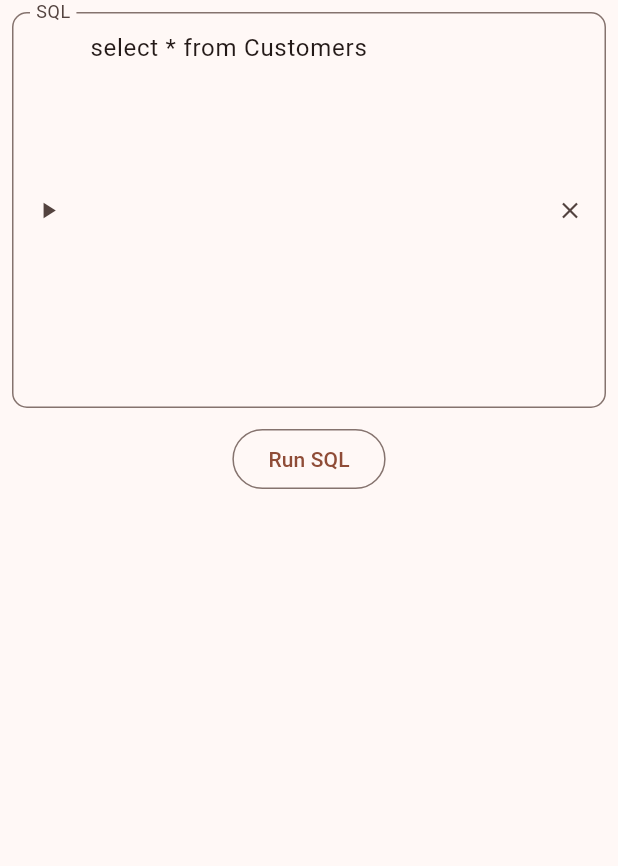
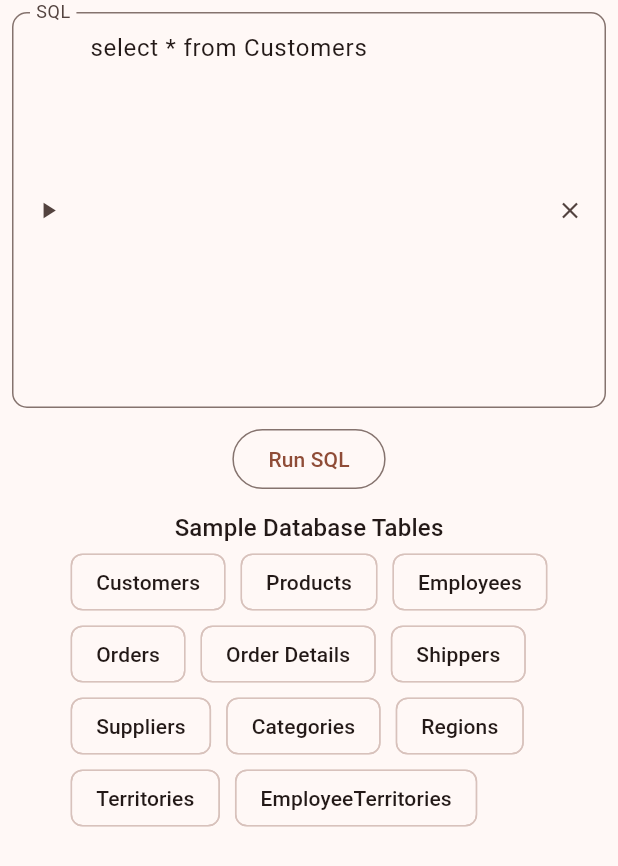
Before and after one commit to Jiyeopkim/flutter_dev, a Flutter app: the ExecScn screen opened by its route, on a phone screen of 412 x 824 dp. Shown: the top 866 px of the screen. Run offline on Flutter 3.47's test engine with Material 2 defaults, Android fonts, the light colour scheme and no system bars; our stand-ins replace fluttertoast, get, package_info_plus; missing offline and left inert: sqlite3, sqlparser.

Commit message:
* sample dattabase northwind로 교체

```diff
--- a/lib/screens/exec_scn.dart
+++ b/lib/screens/exec_scn.dart
@@ -94,6 +94,31 @@ class _ExecScn extends State<ExecScn> {
                         ),
                     const SizedBox(height: 10,),
                     OutlinedButton(onPressed: onPressed, child: const Text('Run SQL'),),
+                    const SizedBox(height: 10,),
+                    Text('Sample Database Tables', style: Theme.of(context).textTheme.titleMedium,),
+                    Expanded(
+                      child: SingleChildScrollView(
+                        scrollDirection: Axis.vertical,
+                        child:
+                        Wrap(
+                          direction: Axis.horizontal,
+                          spacing: 10,
+                          children: <Widget>[
+                            getTableChip('Customers'),
+                            getTableChip('Products'),
+                            getTableChip('Employees'),
+                            getTableChip('Orders'),
+                            getTableChip('Order Details'),
+                            getTableChip('Shippers'),
+                            getTableChip('Suppliers'),
+                            getTableChip('Categories'),
+                            getTableChip('Regions'),
+                            getTableChip('Territories'),
+                            getTableChip('EmployeeTerritories'),
+                          ])
+                        ),
+                      ),
+
                 ],
               ),
             )
@@ -101,6 +126,24 @@ class _ExecScn extends State<ExecScn> {
 
       ),
     );
+  }
+
+  Widget getTableChip(String tableName)
+  {
+    return ActionChip(
+      label: Text(tableName),
+      onPressed: () async {
+        bool isSuccess = await cnt.execSql('select * from "$tableName"');
+
+        if(isSuccess){
+          await Get.to(() => const ResultScn(),
+              fullscreenDialog: true,
+              transition: Transition.rightToLeft,
+              duration: const Duration(milliseconds: 300),
+              arguments:'select * from "$tableName"');
+        }
+
+      });
   }
 
   List<DataColumn> get getColumns {
```
Also changed, not shown: lib/main.dart (+1 -24 lines), 2 other files.
